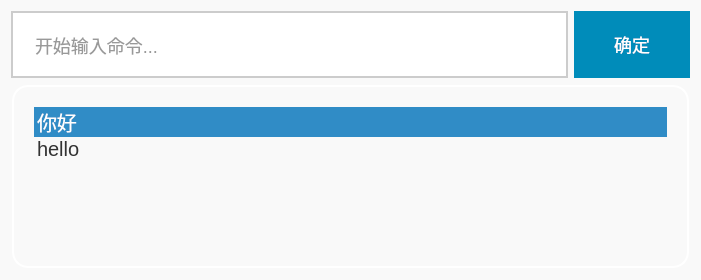
xmsociety/DesktopTools, file DesktopTools/feather_hotkey/searchbar.ui: the form before one commit.
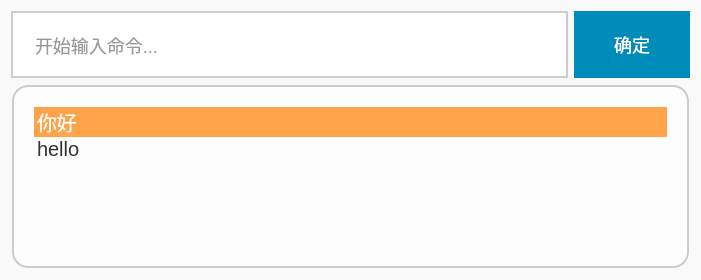
The form after the commit.

Commit message: 背景色彩调整的在Ubuntu上不那么阴间

Patch:
```diff
--- a/DesktopTools/feather_hotkey/searchbar.ui
+++ b/DesktopTools/feather_hotkey/searchbar.ui
@@ -67,15 +67,16 @@
        </property>
        <property name="styleSheet">
         <string notr="true">background-color: #FFFFFF;
+selection-background-color: rgb(255, 163, 72);
 border-radius: 16px;
-border: 2px solid #FFFFFF;
+border: 2px solid #CCCCCC;
 padding: 20px;
 font-size: 20px;
 font-family: Arial, sans-serif;
 line-height: 2.5;
 margin-bottom: 10px;	
 margin: 1px; 
-background: transparent;</string>
+background: rgba(255, 255, 255, 180);</string>
        </property>
        <property name="currentRow">
         <number>0</number>
```
The commit also changes 1 other file.
